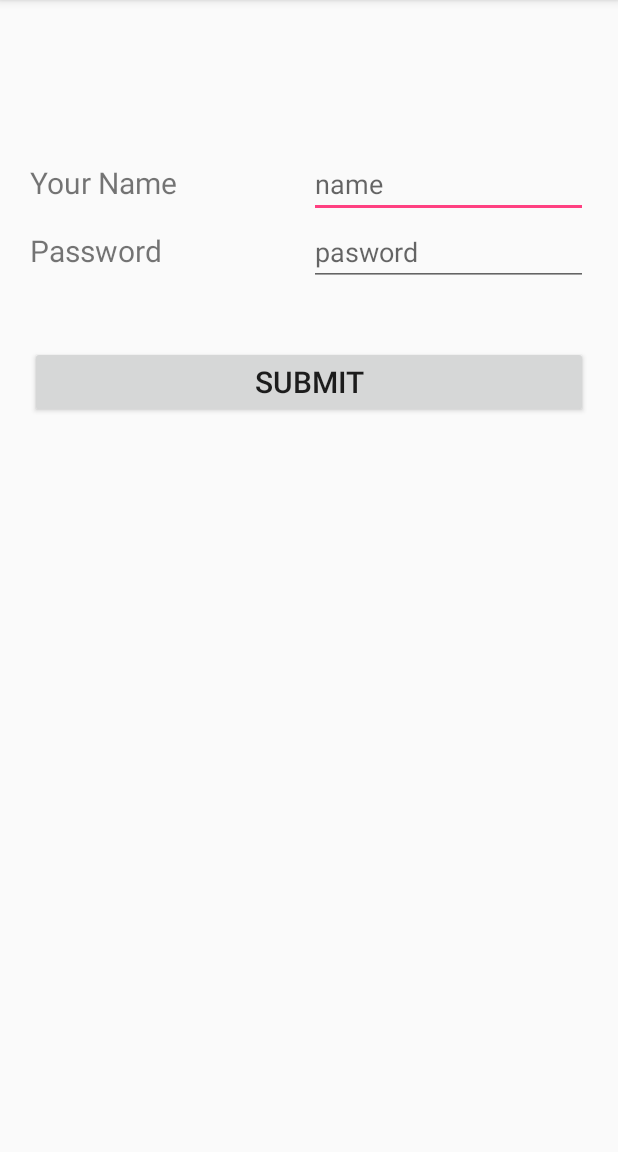
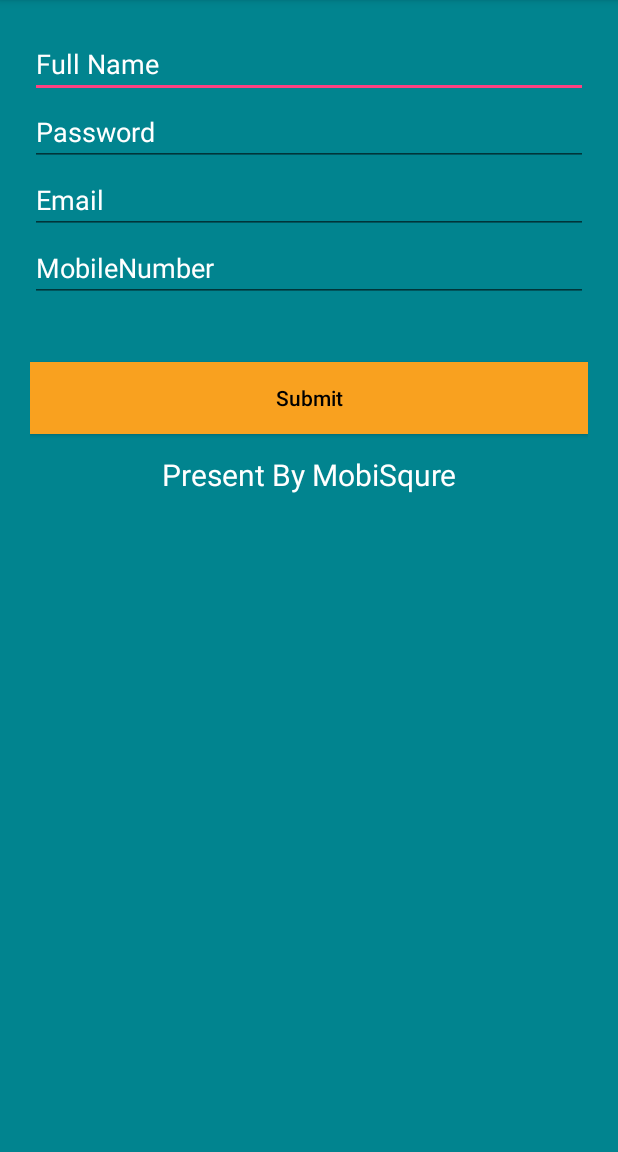
Before and after one commit to jainr5360/InvestManagment, an Android app: the screen it shows after launch (Dashboard before the commit, SignUpActivity after it), on a phone screen of 412 x 824 dp, the part 84-1236 px from its top. Run offline under Robolectric (Android 15) with nearby library versions, the phone set to English and light mode, and no system bars.

```diff
--- a/app/src/main/AndroidManifest.xml
+++ b/app/src/main/AndroidManifest.xml
@@ -9,13 +9,15 @@
         android:roundIcon="@mipmap/ic_launcher_round"
         android:supportsRtl="true"
         android:theme="@style/AppTheme">
-        <activity android:name=".Dashboard">
+        <activity android:name=".SignUpActivity">
             <intent-filter>
                 <action android:name="android.intent.action.MAIN" />
 
                 <category android:name="android.intent.category.LAUNCHER" />
             </intent-filter>
         </activity>
+        <activity android:name=".LoginActivity" />
+        <activity android:name=".Dashboard"></activity>
     </application>
 
 </manifest>
--- /dev/null
+++ b/app/src/main/java/com/example/rahuljain/investmanagment/SignUpActivity.java
@@ -0,0 +1,40 @@
+package com.example.rahuljain.investmanagment;
+
+import android.support.v7.app.AppCompatActivity;
+import android.os.Bundle;
+import android.view.View;
+import android.widget.AutoCompleteTextView;
+import android.widget.Button;
+import android.widget.Toast;
+
+public class SignUpActivity extends AppCompatActivity {
+
+    AutoCompleteTextView atName, atEmail, atNumber, atPassword;
+    Button submit;
+
+    @Override
+
+    protected void onCreate(Bundle savedInstanceState) {
+        super.onCreate(savedInstanceState);
+        setContentView(R.layout.activity_sign_up);
+
+        atName = (AutoCompleteTextView) findViewById(R.id.at_name);
+        atEmail = (AutoCompleteTextView) findViewById(R.id.at_email);
+        atNumber = (AutoCompleteTextView) findViewById(R.id.at_numbar);
+        atPassword = (AutoCompleteTextView) findViewById(R.id.at_password);
+        submit = (Button) findViewById(R.id.btnsubmit);
+
+        submit.setOnClickListener(new View.OnClickListener() {
+            @Override
+            public void onClick(View view) {
+
+                String name = atName.getText().toString();
+                String email = atEmail.getText().toString();
+                String number = atNumber.getText().toString();
+                String password = atPassword.getText().toString();
+            }
+
+        });
+
+    }
+}
--- a/app/src/main/res/layout/activity_dashboard.xml
+++ b/app/src/main/res/layout/activity_dashboard.xml
@@ -30,6 +30,7 @@
                 android:textSize="20sp" />
 
             <EditText
+                android:id="@+id/et_name"
                 android:layout_width="0dp"
                 android:layout_height="wrap_content"
                 android:layout_weight="0.5"
@@ -52,6 +53,7 @@
                 android:textSize="20sp" />
 
             <EditText
+                android:id="@+id/et_password"
                 android:layout_width="0dp"
                 android:layout_height="wrap_content"
                 android:layout_weight="0.5"
--- /dev/null
+++ b/app/src/main/res/layout/activity_sign_up.xml
@@ -0,0 +1,70 @@
+<?xml version="1.0" encoding="utf-8"?>
+<RelativeLayout xmlns:android="http://schemas.android.com/apk/res/android"
+    xmlns:app="http://schemas.android.com/apk/res-auto"
+    xmlns:tools="http://schemas.android.com/tools"
+    android:layout_width="match_parent"
+    android:layout_height="match_parent"
+    android:background="#01848F"
+    android:orientation="vertical"
+    tools:context="com.example.rahuljain.investmanagment.SignUpActivity">
+
+    <LinearLayout
+        android:layout_width="match_parent"
+        android:layout_height="match_parent"
+        android:layout_margin="20dp"
+        android:orientation="vertical">
+
+        <AutoCompleteTextView
+            android:id="@+id/at_name"
+            android:layout_width="match_parent"
+            android:layout_height="wrap_content"
+            android:hint="Full Name"
+            android:textColor="#fff"
+            android:textColorHint="#fff" />
+
+        <AutoCompleteTextView
+            android:id="@+id/at_password"
+            android:layout_width="match_parent"
+            android:layout_height="wrap_content"
+            android:hint="Password"
+            android:textColor="#fff"
+            android:textColorHint="#fff" />
+
+        <AutoCompleteTextView
+            android:id="@+id/at_email"
+            android:layout_width="match_parent"
+            android:layout_height="wrap_content"
+            android:hint="Email"
+            android:textColor="#fff"
+            android:textColorHint="#fff" />
+
+        <AutoCompleteTextView
+            android:id="@+id/at_numbar"
+            android:layout_width="match_parent"
+            android:layout_height="wrap_content"
+            android:hint="MobileNumber"
+            android:textColor="#fff"
+            android:textColorHint="#fff" />
+
+        <Button
+            android:id="@+id/btnsubmit"
+            android:layout_width="match_parent"
+            android:layout_height="wrap_content"
+            android:layout_marginTop="40dp"
+            android:background="#F9A11F"
+            android:hint="Submit"
+            android:textColorHint="#000" />
+
+        <TextView
+            android:id="@+id/textView"
+            android:layout_width="match_parent"
+            android:layout_height="wrap_content"
+            android:layout_marginTop="20px"
+            android:gravity="center_horizontal"
+            android:text="Present By MobiSqure"
+            android:textColor="#FFf"
+            android:textSize="20sp" />
+    </LinearLayout>
+
+
+</RelativeLayout>
```
Also changed, not shown: app/src/main/java/com/example/rahuljain/investmanagment/Dashboard.java (+9 -0 lines), app/src/main/java/com/example/rahuljain/investmanagment/Database/AddToCart.java (added, +32 -0 lines), app/src/main/java/com/example/rahuljain/investmanagment/LoginActivity.java (added, +13 -0 lines), app/src/main/res/layout/activity_login.xml (added, +9 -0 lines).
